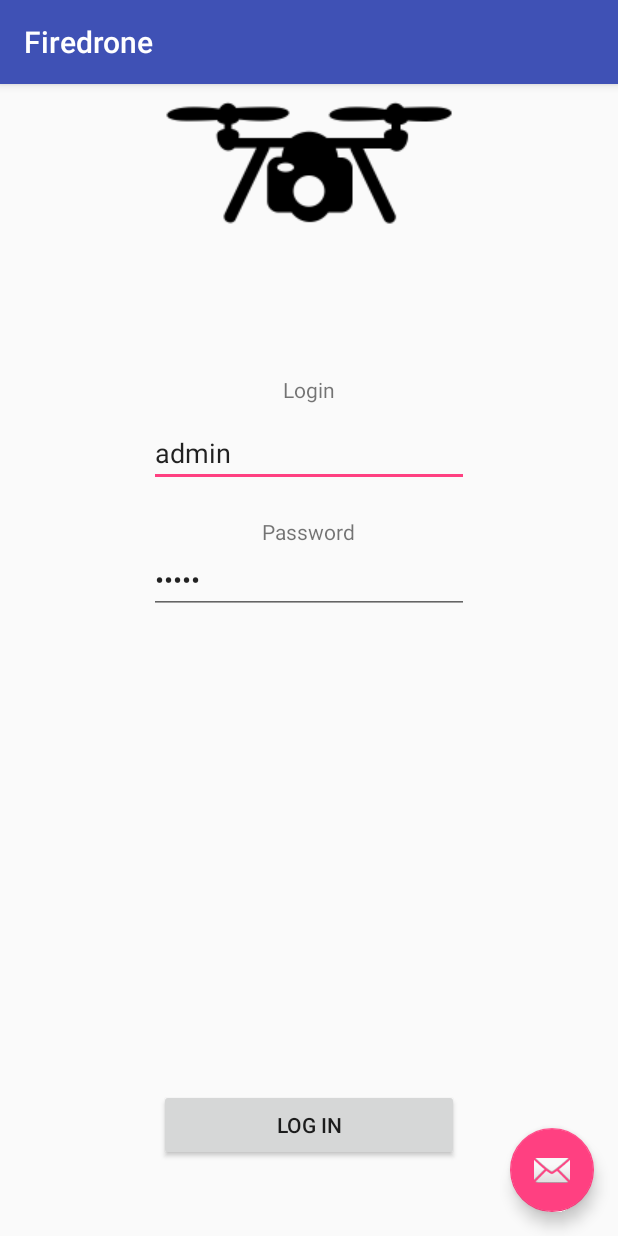
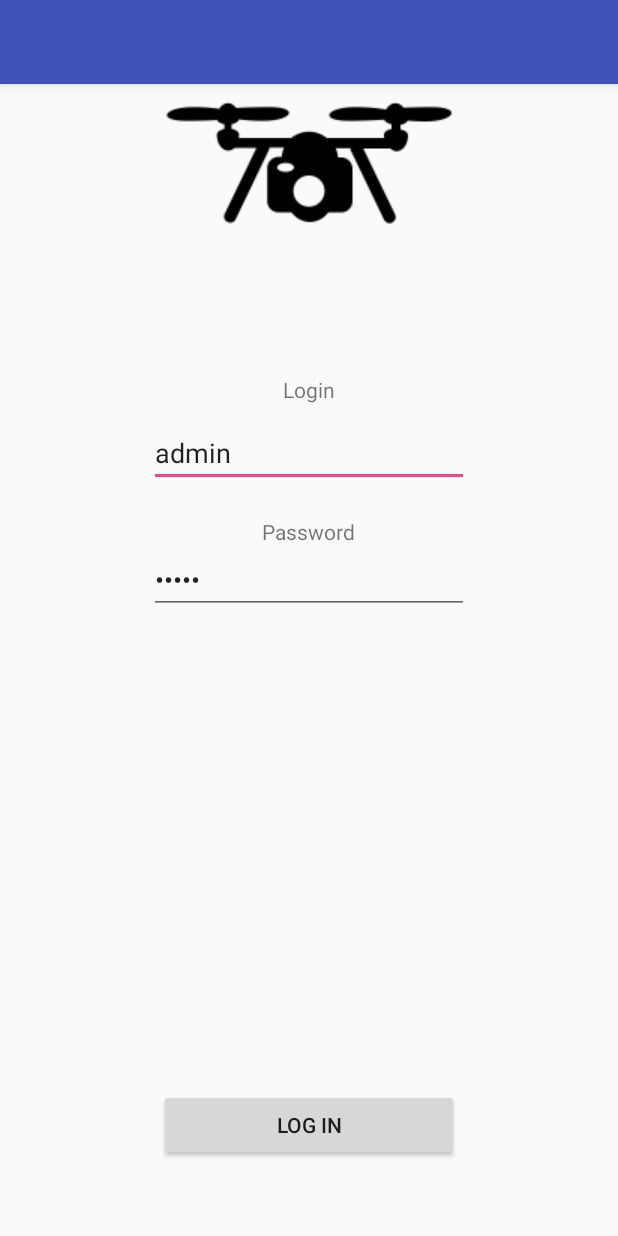
Before and after one commit to tanguybernard/drone-project, an Android app: the screen it shows after launch (LoginActivity), on a phone screen of 412 x 824 dp. Run offline under Robolectric (Android 15) with nearby library versions, the phone set to English and light mode, and no system bars; libraries missing offline, so code that uses them is left out: retrofit.client, retrofit.mime; 4 statements that could not run were skipped.

Commit message:
remove mail and toolbar of Login

```diff
--- a/FireDrone/app/src/main/java/projet/istic/fr/firedrone/LoginActivity.java
+++ b/FireDrone/app/src/main/java/projet/istic/fr/firedrone/LoginActivity.java
@@ -66,17 +66,7 @@ public class LoginActivity extends AppCompatActivity {
     protected void onCreate(Bundle savedInstanceState) {
         super.onCreate(savedInstanceState);
         setContentView(R.layout.activity_login);
-        Toolbar toolbar = (Toolbar) findViewById(R.id.toolbar);
-        setSupportActionBar(toolbar);
 
-        FloatingActionButton fab = (FloatingActionButton) findViewById(R.id.fab);
-        fab.setOnClickListener(new View.OnClickListener() {
-            @Override
-            public void onClick(View view) {
-                Snackbar.make(view, "Replace with your own action", Snackbar.LENGTH_LONG)
-                        .setAction("Action", null).show();
-            }
-        });
 
 
         /** Init the View Text Fields **/
--- a/FireDrone/app/src/main/res/layout/activity_login.xml
+++ b/FireDrone/app/src/main/res/layout/activity_login.xml
@@ -23,12 +23,4 @@
 
     <include layout="@layout/content_login" />
 
-    <android.support.design.widget.FloatingActionButton
-        android:id="@+id/fab"
-        android:layout_width="wrap_content"
-        android:layout_height="wrap_content"
-        android:layout_gravity="bottom|end"
-        android:layout_margin="@dimen/fab_margin"
-        android:src="@android:drawable/ic_dialog_email" />
-
 </android.support.design.widget.CoordinatorLayout>
```
